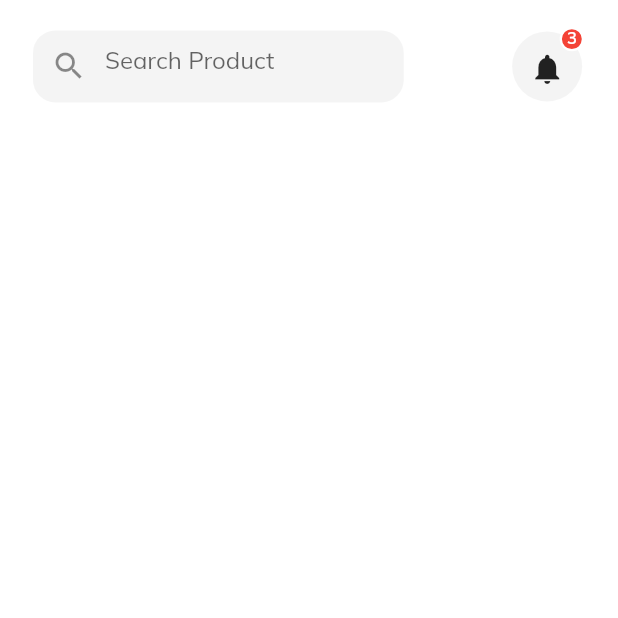
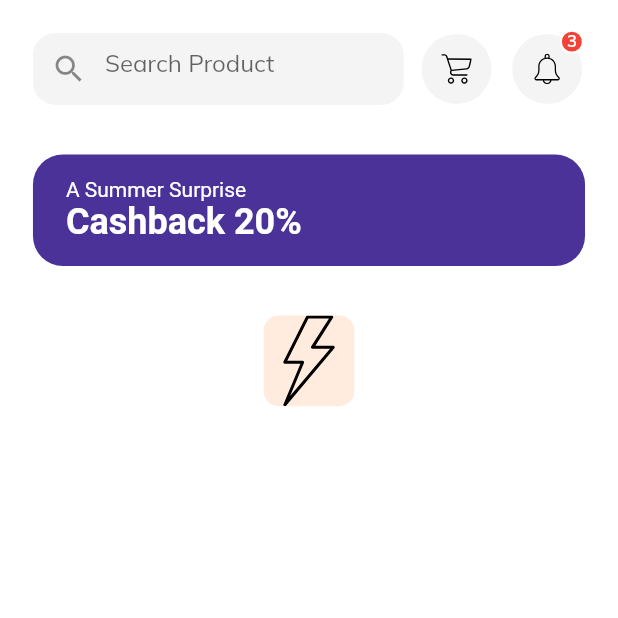
Before and after one commit to Vadefolarin/shop_app, a Flutter app: the Home screen opened by its route, on a phone screen of 412 x 824 dp, the top half of it. Run offline on Flutter 3.47's test engine with Material 2 defaults, Android fonts, the phone set to English and light mode, and no system bars; our stand-ins replace flutter_svg, fluttertoast.

Commit message:
Added home-page design details

```diff
--- a/lib/screens/home/components/body.dart
+++ b/lib/screens/home/components/body.dart
@@ -1,6 +1,8 @@
 import 'package:flutter/material.dart';
-import 'package:shop_app/constants.dart';
+import 'package:flutter_svg/flutter_svg.dart';
 import 'package:shop_app/size_config.dart';
+import 'discount_banner.dart';
+import 'home_Header.dart';
 
 class Body extends StatelessWidget {
   @override
@@ -9,81 +11,45 @@ class Body extends StatelessWidget {
       child: SingleChildScrollView(
         child: Column(
           children: [
-            SizedBox(height: getProportionateScreenHeight(20),),
-            Padding(
-              padding: EdgeInsets.symmetric(
-                horizontal: getProportionateScreenWidth(20),
-              ),
-              child: Row(
-                mainAxisAlignment: MainAxisAlignment.spaceBetween,
-                children: [
-                  Container(
-                    width: SizeConfig.screenWidth * 0.6,
-                    // height: 50,
-                    decoration: BoxDecoration(
-                      color: kSecondaryColor.withOpacity(0.1),
-                      borderRadius: BorderRadius.circular(15),
-                    ),
-                    child: TextField(
-                      onChanged: (value) {},
-                      decoration: InputDecoration(
-                          enabledBorder: InputBorder.none,
-                          focusedBorder: InputBorder.none,
-                          hintText: "Search Product",
-                          prefixIcon: Icon(Icons.search),
-                          contentPadding: EdgeInsets.symmetric(
-                            horizontal: getProportionateScreenHeight(20),
-                            vertical: getProportionateScreenWidth(9),
-                          )),
-                    ),
-                  ),
-                  Stack(
-                   // overflow: Overflow.visible,
-                   clipBehavior: Clip.none,
-                    children: [
-                      Container(
-                        padding:
-                            EdgeInsets.all(getProportionateScreenWidth(12)),
-                        height: getProportionateScreenHeight(46),
-                        width: getProportionateScreenWidth(46),
-                        decoration: BoxDecoration(
-                          color: kSecondaryColor.withOpacity(0.1),
-                          shape: BoxShape.circle,
-                        ),
-                        child: Icon(Icons.notifications),
-                      ),
-
-                      Positioned(
-                        top: -3,
-                        right: 0,
-                        child: Container(
-                          height: getProportionateScreenHeight(16),
-                          width: getProportionateScreenWidth(16),
-                          decoration: BoxDecoration(
-                            color: Colors.red,
-                            shape: BoxShape.circle,
-                            border: Border.all(width: 1.5, color: Colors.white),
-                          ),
-                          child: Center(
-                            child: Text(
-                              "3",
-                              style: TextStyle(fontSize: getProportionateScreenWidth(10),
-                              height: 1,
-                              color: Colors.white,
-                              fontWeight: FontWeight.w600,
-                              ),
-                            ),
-                          ),
-                        ),
-                      ),
-                    ],
-                  ),
-                ],
-              ),
-            )
+            SizedBox(
+              height: getProportionateScreenWidth(20),
+            ),
+            HomeHeader(),
+            SizedBox(
+              height: getProportionateScreenWidth(30),
+            ),
+            DiscountBanner(),
+             SizedBox(
+              height: getProportionateScreenWidth(30),
+            ),
+            Categories(),
           ],
         ),
       ),
     );
   }
 }
+
+class Categories extends StatelessWidget {
+  @override
+  Widget build(BuildContext context) {
+    List<Map<String, dynamic>> categories = [
+      {"icon": "assets/icons/flash.svg", "text": "Flash deal"},
+      {"icon": "assets/icons/invoice.svg", "text": "Bill"},
+      {"icon": "assets/icons/console.svg", "text": "game"},
+      {"icon": "assets/icons/gift-box.svg", "text": "Daily gift"},
+      {"icon": "assets/icons/discover.svg", "text": "Discover"},
+    ];
+    return SizedBox(
+      width: getProportionateScreenWidth(55),
+      child: AspectRatio(aspectRatio:1,
+      child: Container(
+        decoration: BoxDecoration(
+          color:  Color(0xFFFFECDF),
+          borderRadius: BorderRadius.circular(10),
+        ),
+        child: SvgPicture.asset(categories[0]["icon"]),
+      ),),
+    );
+  }
+}
--- /dev/null
+++ b/lib/screens/home/components/discount_banner.dart
@@ -0,0 +1,38 @@
+import 'package:flutter/material.dart';
+
+import '../../../size_config.dart';
+
+
+class DiscountBanner extends StatelessWidget {
+  const DiscountBanner({
+    Key key,
+  }) : super(key: key);
+
+  @override
+  Widget build(BuildContext context) {
+    return Container(
+      margin: EdgeInsets.symmetric(
+        horizontal: getProportionateScreenWidth(20),
+      ),
+      padding: EdgeInsets.symmetric(
+          horizontal: getProportionateScreenWidth(20),
+          vertical: getProportionateScreenHeight(15)),
+      width: double.infinity,
+      // height: 90,
+      decoration: BoxDecoration(
+        color: Color(0xFF4A3298),
+        borderRadius: BorderRadius.circular(20),
+      ),
+      child: Text.rich(TextSpan(
+        text: "A Summer Surprise\n",
+        style: TextStyle(color: Colors.white),
+        children: [
+          TextSpan(
+            text: "Cashback 20% ",
+            style: TextStyle(fontSize: 24,fontWeight: FontWeight.bold),
+          ),
+        ],
+      )),
+    );
+  }
+}
--- /dev/null
+++ b/lib/screens/home/components/home_Header.dart
@@ -0,0 +1,37 @@
+import 'package:flutter/material.dart';
+import 'package:shop_app/screens/home/components/search_button.dart';
+
+import '../../../size_config.dart';
+import 'icon_btn_with_counter.dart';
+
+
+class HomeHeader extends StatelessWidget {
+  const HomeHeader({
+    Key key,
+  }) : super(key: key);
+
+  @override
+  Widget build(BuildContext context) {
+    return Padding(
+      padding: EdgeInsets.symmetric(
+        horizontal: getProportionateScreenWidth(20),
+      ),
+      child: Row(
+        mainAxisAlignment: MainAxisAlignment.spaceBetween,
+        children: [
+          SearchWidget(),
+          IconBtnWithCounter(
+            svgSrc: "assets/icons/shopping-cart.svg",
+
+            press: () { },),
+
+        IconBtnWithCounter(
+            svgSrc: "assets/icons/bell.svg",
+            numOfItems: 3,
+            press: () { },),
+
+        ],
+      ),
+    );
+  }
+}
--- /dev/null
+++ b/lib/screens/home/components/icon_btn_with_counter.dart
@@ -0,0 +1,68 @@
+import 'package:flutter/material.dart';
+import 'package:flutter_svg/svg.dart';
+
+import '../../../constants.dart';
+import '../../../size_config.dart';
+
+
+class IconBtnWithCounter extends StatelessWidget {
+  const IconBtnWithCounter({
+   Key key,
+    @required this.svgSrc,
+    this.numOfItems = 0,
+    @required this.press,
+  }) : super(key: key);
+
+  final String svgSrc;
+  final int numOfItems;
+  final GestureTapCallback press;
+
+  @override
+  Widget build(BuildContext context) {
+    return InkWell(
+      onTap: press,
+      borderRadius: BorderRadius.circular(30),
+      child: Stack(
+        clipBehavior: Clip.none,
+        children: [
+          Container(
+            padding: EdgeInsets.all(getProportionateScreenWidth(12)),
+            height: getProportionateScreenHeight(46),
+            width: getProportionateScreenWidth(46),
+            decoration: BoxDecoration(
+              color: kSecondaryColor.withOpacity(0.1),
+              shape: BoxShape.circle,
+            ),
+            child: SvgPicture.asset(svgSrc),
+          ),
+
+          if (numOfItems != 0)
+          Positioned(
+            top: -3,
+            right: 0,
+            child: Container(
+              height: getProportionateScreenHeight(16),
+              width: getProportionateScreenWidth(16),
+              decoration: BoxDecoration(
+                color: Colors.red,
+                shape: BoxShape.circle,
+                border: Border.all(width: 1.5, color: Colors.white),
+              ),
+              child: Center(
+                child: Text(
+                  "$numOfItems",
+                  style: TextStyle(
+                    fontSize: getProportionateScreenWidth(10),
+                    height: 1,
+                    color: Colors.white,
+                    fontWeight: FontWeight.w600,
+                  ),
+                ),
+              ),
+            ),
+          ),
+        ],
+      ),
+    );
+  }
+}
--- /dev/null
+++ b/lib/screens/home/components/search_button.dart
@@ -0,0 +1,34 @@
+import 'package:flutter/material.dart';
+
+import '../../../constants.dart';
+import '../../../size_config.dart';
+
+class SearchWidget extends StatelessWidget {
+  const SearchWidget({
+    Key key,
+  }) : super(key: key);
+
+  @override
+  Widget build(BuildContext context) {
+    return Container(
+      width: SizeConfig.screenWidth * 0.6,
+      // height: 50,
+      decoration: BoxDecoration(
+        color: kSecondaryColor.withOpacity(0.1),
+        borderRadius: BorderRadius.circular(15),
+      ),
+      child: TextField(
+        onChanged: (value) {},
+        decoration: InputDecoration(
+            enabledBorder: InputBorder.none,
+            focusedBorder: InputBorder.none,
+            hintText: "Search Product",
+            prefixIcon: Icon(Icons.search),
+            contentPadding: EdgeInsets.symmetric(
+              horizontal: getProportionateScreenHeight(20),
+              vertical: getProportionateScreenWidth(9),
+            )),
+      ),
+    );
+  }
+}
--- a/pubspec.yaml
+++ b/pubspec.yaml
@@ -18,7 +18,7 @@ publish_to: 'none' # Remove this line if you wish to publish to pub.dev
 version: 1.0.0+1
 
 environment:
-  sdk: ">=2.2.0 <3.0.0"
+  sdk: ">=2.2.2 <3.0.0"
 
 dependencies:
   flutter:
```
Also changed, not shown: assets/icons/bell.svg (added), assets/icons/console.svg (added), assets/icons/discover.svg (added), assets/icons/flash.svg (added), assets/icons/gift-box.svg (added), assets/icons/invoice.svg (added), assets/icons/shopping-cart.svg (added).
